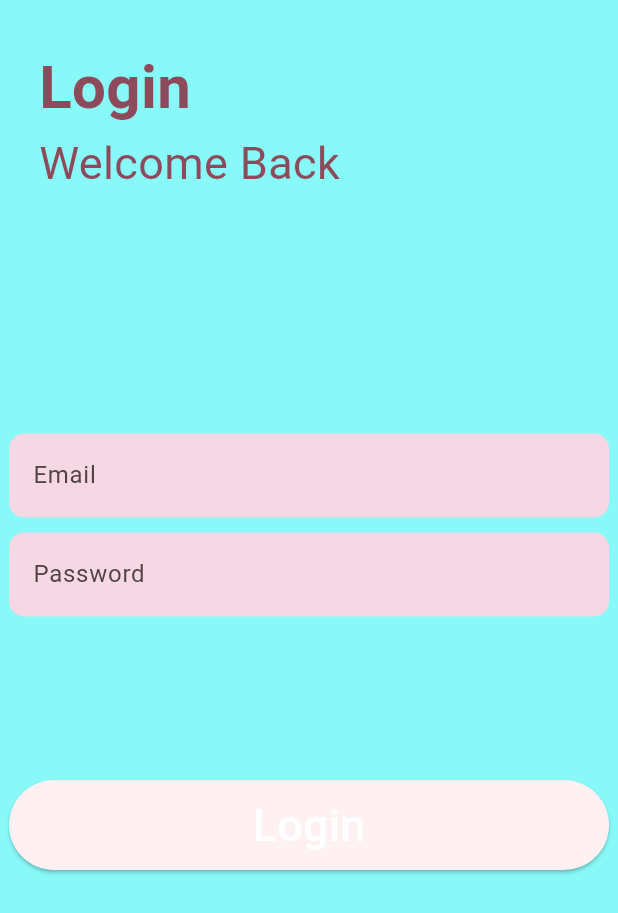
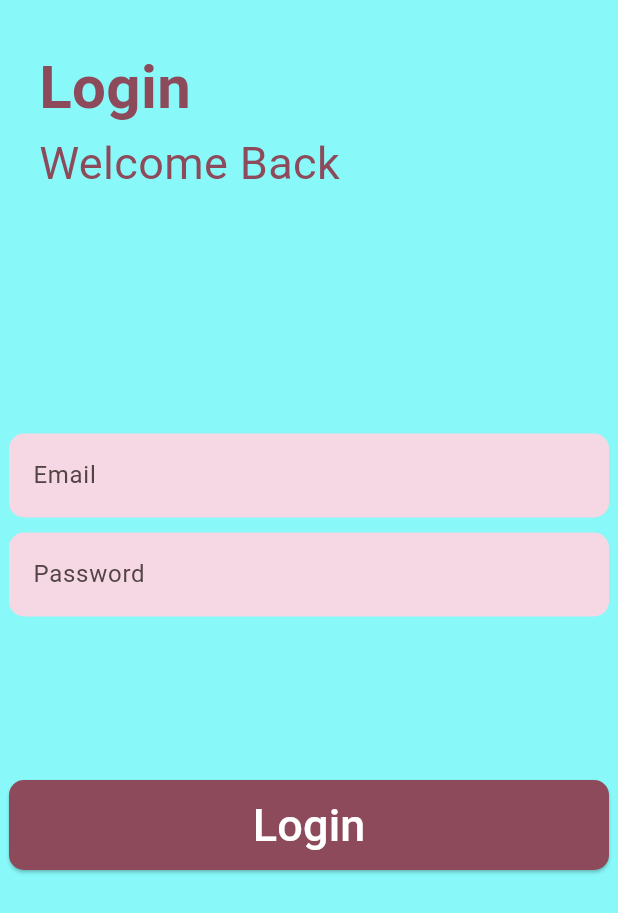
Before and after one commit to ArushGarg/Delivery-App, a Flutter app: the screen it shows after launch, on a phone screen of 412 x 824 dp. Shown: the top 913 px of the screen. Run offline on Flutter 3.47's test engine with Material 3 defaults, Android fonts, the phone set to English and light mode, and no system bars.

Commit message:
Fixed the errors of the login page

```diff
--- a/lib/screens/login.dart
+++ b/lib/screens/login.dart
@@ -74,6 +74,12 @@ class Login extends StatelessWidget {
               width: 400,
               child: ElevatedButton(
                 onPressed: () {},
+                style: ElevatedButton.styleFrom(
+                  backgroundColor: Theme.of(context).primaryColor,
+                  shape: RoundedRectangleBorder(
+                    borderRadius: BorderRadius.circular(10),
+                  ),
+                ),
                 child: Text(
                   "Login",
                   style: TextStyle(color: Colors.white, fontSize: 30),
```
